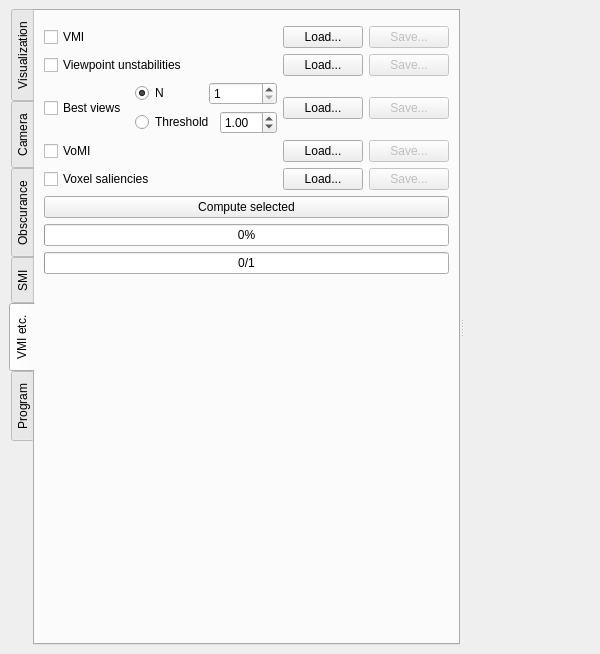
The window that starviewer/src/extensions/playground/experimental3d/qexperimental3dextensionbase.ui (starviewer-medical/starviewer) describes before a commit, drawn with Qt 5.
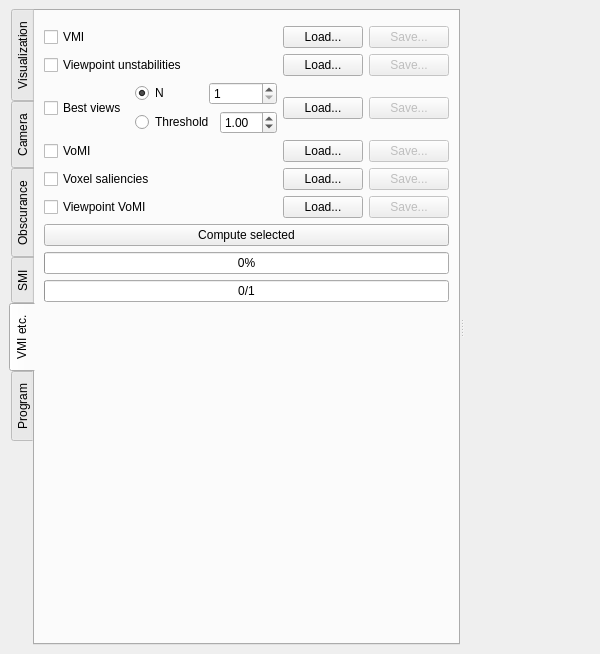
The same window after the commit. The open tabs and pages were chosen to show the change. Custom widgets are drawn as their Qt base class.

Commit message: ENH: Càlcul, importació i exportació de la viewpoint VoMI.

Diff of the .ui file:
```diff
--- a/starviewer/src/extensions/playground/experimental3d/qexperimental3dextensionbase.ui
+++ b/starviewer/src/extensions/playground/experimental3d/qexperimental3dextensionbase.ui
@@ -1293,6 +1293,40 @@
           </item>
          </layout>
         </item>
+        <item>
+         <layout class="QHBoxLayout" name="horizontalLayout_10" >
+          <item>
+           <widget class="QCheckBox" name="m_computeViewpointVomiCheckBox" >
+            <property name="sizePolicy" >
+             <sizepolicy vsizetype="Fixed" hsizetype="Minimum" >
+              <horstretch>1</horstretch>
+              <verstretch>0</verstretch>
+             </sizepolicy>
+            </property>
+            <property name="text" >
+             <string>Viewpoint VoMI</string>
+            </property>
+           </widget>
+          </item>
+          <item>
+           <widget class="QPushButton" name="m_loadViewpointVomiPushButton" >
+            <property name="text" >
+             <string>Load...</string>
+            </property>
+           </widget>
+          </item>
+          <item>
+           <widget class="QPushButton" name="m_saveViewpointVomiPushButton" >
+            <property name="enabled" >
+             <bool>false</bool>
+            </property>
+            <property name="text" >
+             <string>Save...</string>
+            </property>
+           </widget>
+          </item>
+         </layout>
+        </item>
         <item>
          <widget class="QPushButton" name="m_computeVmiPushButton" >
           <property name="text" >
```
The commit also changes 2 other files.
